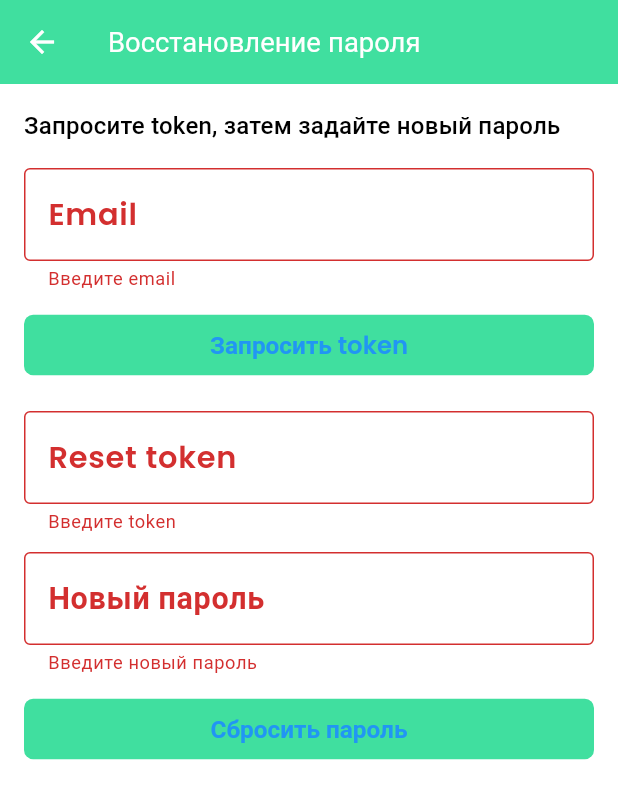
After one commit to Tinyik7/ecommerce, a Flutter app: the ForgotPasswordView screen opened by its route, after a tap on "Сбросить пароль", on a phone screen of 412 x 824 dp. The commit adds this screen. Shown: the top 799 px of the screen. Run offline on Flutter 3.47's test engine with Material 3 defaults, Android fonts, the phone set to English and light mode, and no system bars; our stand-ins replace flutter_animate, flutter_screenutil, flutter_svg, get, shared_preferences, sqflite and 1 more; accounts and stored records are empty; network calls fail.

Commit message:
Add forgot-password flow and stabilize CI workflows

```diff
--- /dev/null
+++ b/lib/app/modules/auth/controllers/forgot_password_controller.dart
@@ -0,0 +1,93 @@
+import 'package:flutter/material.dart';
+import 'package:get/get.dart';
+
+import '../../../data/services/auth_service.dart';
+
+class ForgotPasswordController extends GetxController {
+  final emailCtrl = TextEditingController();
+  final tokenCtrl = TextEditingController();
+  final newPasswordCtrl = TextEditingController();
+
+  final isLoading = false.obs;
+  final formKey = GlobalKey<FormState>();
+
+  String? validateEmail(String? value) {
+    if (value == null || value.trim().isEmpty) {
+      return 'Введите email';
+    }
+    final emailRegex = RegExp(r'^[^@\s]+@[^@\s]+\.[^@\s]+$');
+    if (!emailRegex.hasMatch(value.trim())) {
+      return 'Некорректный email';
+    }
+    return null;
+  }
+
+  String? validateToken(String? value) {
+    if (value == null || value.trim().isEmpty) {
+      return 'Введите token';
+    }
+    return null;
+  }
+
+  String? validatePassword(String? value) {
+    if (value == null || value.isEmpty) {
+      return 'Введите новый пароль';
+    }
+    if (value.length < 6) {
+      return 'Минимум 6 символов';
+    }
+    return null;
+  }
+
+  Future<void> requestResetToken() async {
+    final emailError = validateEmail(emailCtrl.text);
+    if (emailError != null) {
+      Get.snackbar('Ошибка', emailError);
+      return;
+    }
+
+    try {
+      isLoading.value = true;
+      final token = await AuthService.instance.requestPasswordReset(
+        email: emailCtrl.text,
+      );
+      if (token != null && token.isNotEmpty) {
+        tokenCtrl.text = token;
+        Get.snackbar('Готово', 'Token сгенерирован и подставлен в поле');
+      } else {
+        Get.snackbar('Инфо', 'Если email существует, token создан');
+      }
+    } catch (e) {
+      Get.snackbar('Ошибка', e.toString());
+    } finally {
+      isLoading.value = false;
+    }
+  }
+
+  Future<void> resetPassword() async {
+    if (!(formKey.currentState?.validate() ?? false)) {
+      return;
+    }
+
+    try {
+      isLoading.value = true;
+      await AuthService.instance.resetPasswordByToken(
+        token: tokenCtrl.text,
+        newPassword: newPasswordCtrl.text,
+      );
+      Get.snackbar('Готово', 'Пароль успешно обновлен');
+    } catch (e) {
+      Get.snackbar('Ошибка', e.toString());
+    } finally {
+      isLoading.value = false;
+    }
+  }
+
+  @override
+  void onClose() {
+    emailCtrl.dispose();
+    tokenCtrl.dispose();
+    newPasswordCtrl.dispose();
+    super.onClose();
+  }
+}
--- /dev/null
+++ b/lib/app/modules/auth/views/forgot_password_view.dart
@@ -0,0 +1,79 @@
+import 'package:flutter/material.dart';
+import 'package:get/get.dart';
+
+import '../controllers/forgot_password_controller.dart';
+
+class ForgotPasswordView extends StatelessWidget {
+  ForgotPasswordView({super.key});
+
+  final ForgotPasswordController c = Get.put(ForgotPasswordController());
+
+  @override
+  Widget build(BuildContext context) {
+    return Scaffold(
+      appBar: AppBar(title: const Text('Восстановление пароля')),
+      body: SafeArea(
+        child: Form(
+          key: c.formKey,
+          child: ListView(
+            padding: const EdgeInsets.all(16),
+            children: [
+              Text(
+                'Запросите token, затем задайте новый пароль',
+                style: Theme.of(context).textTheme.titleMedium,
+              ),
+              const SizedBox(height: 16),
+              TextFormField(
+                controller: c.emailCtrl,
+                decoration: const InputDecoration(
+                  labelText: 'Email',
+                  border: OutlineInputBorder(),
+                ),
+                validator: c.validateEmail,
+              ),
+              const SizedBox(height: 12),
+              Obx(
+                () => ElevatedButton(
+                  onPressed: c.isLoading.value ? null : c.requestResetToken,
+                  child: const Text('Запросить token'),
+                ),
+              ),
+              const SizedBox(height: 20),
+              TextFormField(
+                controller: c.tokenCtrl,
+                decoration: const InputDecoration(
+                  labelText: 'Reset token',
+                  border: OutlineInputBorder(),
+                ),
+                validator: c.validateToken,
+              ),
+              const SizedBox(height: 12),
+              TextFormField(
+                controller: c.newPasswordCtrl,
+                obscureText: true,
+                decoration: const InputDecoration(
+                  labelText: 'Новый пароль',
+                  border: OutlineInputBorder(),
+                ),
+                validator: c.validatePassword,
+              ),
+              const SizedBox(height: 12),
+              Obx(
+                () => ElevatedButton(
+                  onPressed: c.isLoading.value ? null : c.resetPassword,
+                  child: c.isLoading.value
+                      ? const SizedBox(
+                          height: 20,
+                          width: 20,
+                          child: CircularProgressIndicator(strokeWidth: 2),
+                        )
+                      : const Text('Сбросить пароль'),
+                ),
+              ),
+            ],
+          ),
+        ),
+      ),
+    );
+  }
+}
--- a/lib/app/modules/auth/views/login_view.dart
+++ b/lib/app/modules/auth/views/login_view.dart
@@ -67,6 +67,11 @@ class LoginView extends StatelessWidget {
                       : const Text('\u0412\u043E\u0439\u0442\u0438'),
                 ),
               ),
+              const SizedBox(height: 8),
+              TextButton(
+                onPressed: () => Get.toNamed(Routes.forgotPassword),
+                child: const Text('Забыли пароль?'),
+              ),
               const SizedBox(height: 12),
               TextButton(
                 onPressed: () => Get.offAllNamed(Routes.register),
--- a/lib/app/routes/app_pages.dart
+++ b/lib/app/routes/app_pages.dart
@@ -5,6 +5,7 @@ import 'package:get/get.dart';
 import '../modules/admin/bindings/admin_binding.dart';
 import '../modules/admin/views/admin_view.dart';
 import '../modules/auth/views/login_view.dart';
+import '../modules/auth/views/forgot_password_view.dart';
 import '../modules/auth/views/register_view.dart';
 import '../modules/base/bindings/base_binding.dart';
 import '../modules/base/views/base_view.dart';
@@ -43,6 +44,10 @@ class AppPages {
     GetPage(
       name: Routes.login,
       page: () => LoginView(),
+    ),
+    GetPage(
+      name: Routes.forgotPassword,
+      page: () => ForgotPasswordView(),
     ),
     GetPage(
       name: Routes.base,
--- a/lib/app/routes/app_routes.dart
+++ b/lib/app/routes/app_routes.dart
@@ -8,6 +8,7 @@ abstract class Routes {
   static const SPLASH = _Paths.SPLASH;
   static const REGISTER = _Paths.REGISTER;
   static const LOGIN = _Paths.LOGIN;
+  static const FORGOT_PASSWORD = _Paths.FORGOT_PASSWORD;
   static const BASE = _Paths.BASE;
   static const HOME = _Paths.HOME;
   static const FAVORITES = _Paths.FAVORITES;
@@ -22,6 +23,7 @@ abstract class Routes {
   static const splash = _Paths.SPLASH;
   static const register = _Paths.REGISTER;
   static const login = _Paths.LOGIN;
+  static const forgotPassword = _Paths.FORGOT_PASSWORD;
   static const base = _Paths.BASE;
   static const home = _Paths.HOME;
   static const favorites = _Paths.FAVORITES;
@@ -38,6 +40,7 @@ abstract class _Paths {
   static const SPLASH = '/splash';
   static const REGISTER = '/register';
   static const LOGIN = '/login';
+  static const FORGOT_PASSWORD = '/forgot-password';
   static const BASE = '/base';
   static const HOME = '/home';
   static const FAVORITES = '/favorites';
```
Also changed, not shown: lib/app/data/services/auth_service.dart (+44 -0 lines), 11 other files.
